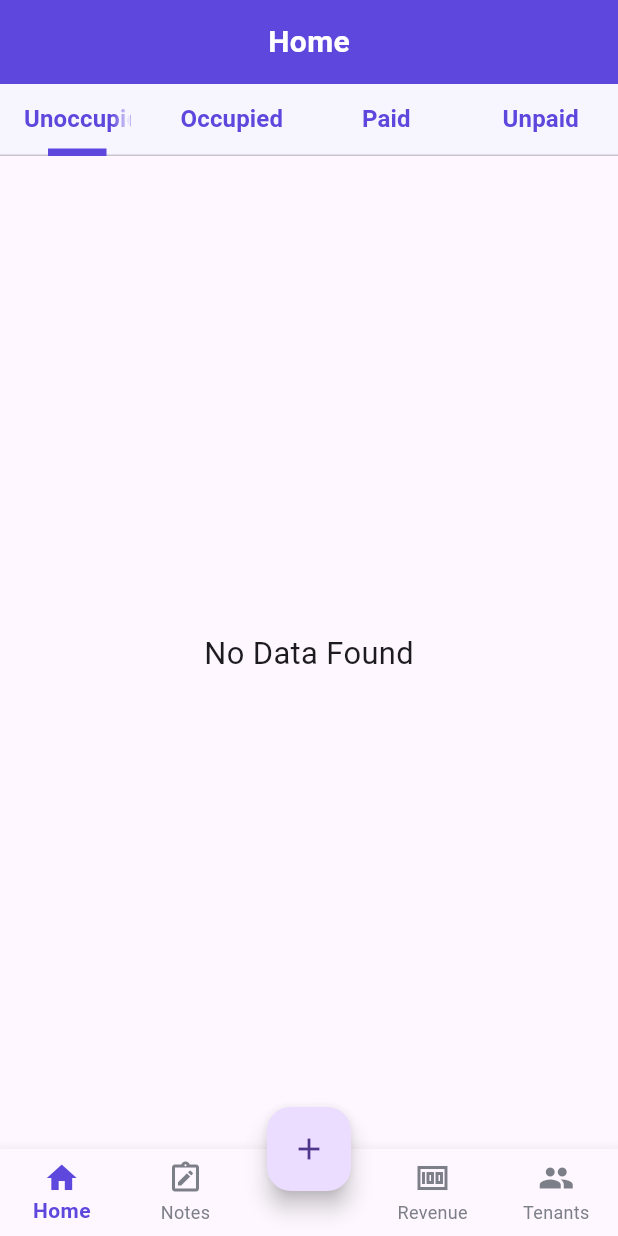
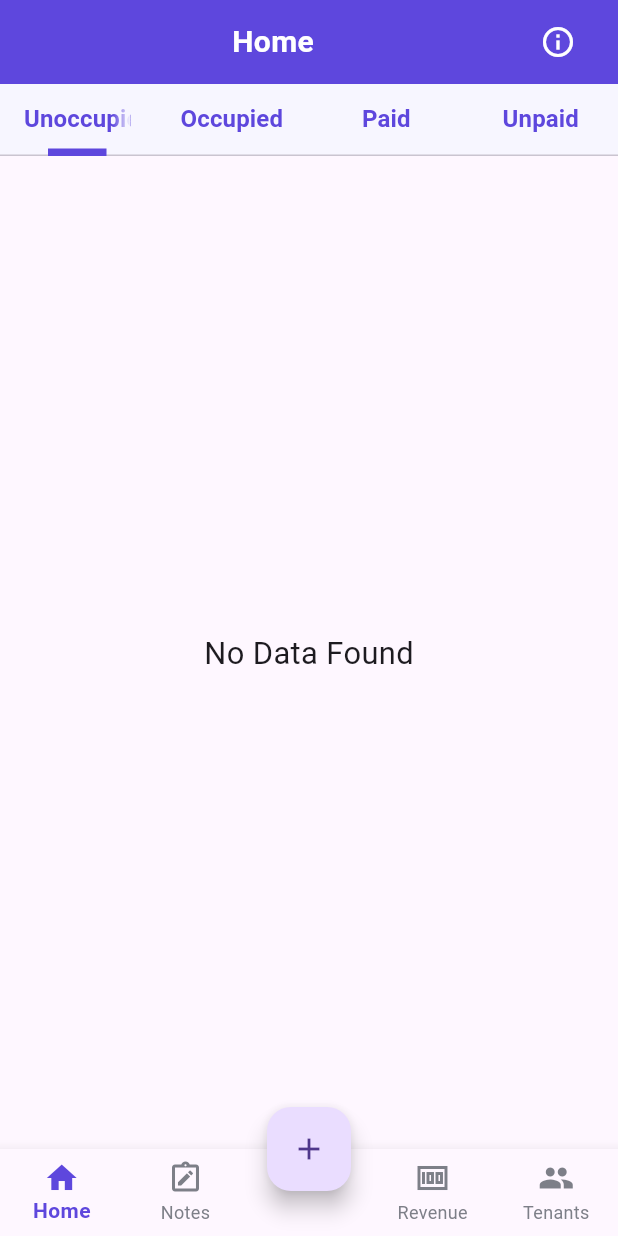
Before and after one commit to Hrithunath/room_rent_app, a Flutter app: the screen it shows after launch, on a phone screen of 412 x 824 dp. Run offline on Flutter 3.47's test engine with Material 3 defaults, Android fonts, the phone set to English and light mode, and no system bars; our stand-ins replace hive, hive_flutter, image_picker; missing offline and left inert: flutter_easy_search_bar; accounts and stored records are empty.

Commit message:
updated ui design and privacy policies

```diff
--- a/lib/screens/Home/home.dart
+++ b/lib/screens/Home/home.dart
@@ -3,8 +3,8 @@ import 'package:room_rent_app/category/occupied.dart';
 import 'package:room_rent_app/category/paid.dart';
 import 'package:room_rent_app/category/unoccupied.dart';
 import 'package:room_rent_app/category/unpaid.dart';
+import 'package:room_rent_app/screens/About.dart/about.dart';
 import 'package:room_rent_app/screens/notes/notes.dart';
-import 'package:room_rent_app/screens/About.dart/about.dart';
 import 'package:room_rent_app/screens/Revenue/revenue.dart';
 import 'package:room_rent_app/screens/room/add_room.dart';
 import 'package:room_rent_app/screens/user/user_list.dart';
@@ -35,13 +35,11 @@ class _HomeState extends State<Home> with SingleTickerProviderStateMixin {
     );
   }
 
-  // Return the appropriate screen widget for the selected index
   Widget _getScreen(int index) {
     switch (index) {
-      case 0: // Home with TabBar
+      case 0:
         return Column(
           children: [
-            // Home AppBar with TabBar
             Container(
               color: const Color(0xffF7F6FF),
               child: Column(
@@ -49,17 +47,31 @@ class _HomeState extends State<Home> with SingleTickerProviderStateMixin {
                  Container(
   height: 56,
   color: const Color(0xFF5E47DD),
-            alignment: Alignment.centerLeft,
   padding: const EdgeInsets.symmetric(horizontal: 16),
+  child: Row(
+    children: [
+      Expanded(
         child: Center(
-              child: const Text(
+          child: Text(
             "Home",
-                style: TextStyle(
+            style: const TextStyle(
               fontSize: 20,
               fontWeight: FontWeight.bold,
-                  color: Colors.white
+              color: Colors.white,
             ),
           ),
+        ),
+      ),
+      IconButton(
+        icon: const Icon(Icons.info_outline, color: Colors.white),
+        onPressed: () {
+          Navigator.push(
+            context,
+            MaterialPageRoute(builder: (context) => const AboutApp()),
+          );
+        },
+      ),
+    ],
   ),
 ),
 
@@ -73,7 +85,8 @@ class _HomeState extends State<Home> with SingleTickerProviderStateMixin {
                       fontWeight: FontWeight.bold,
                     ),
                     indicator: const UnderlineTabIndicator(
-                      borderSide: BorderSide(width: 5, color: Color(0xFF5E47DD)),
+                      borderSide:
+                          BorderSide(width: 5, color: Color(0xFF5E47DD)),
                       insets: EdgeInsets.symmetric(horizontal: 50),
                     ),
                     tabs: const [
@@ -119,11 +132,7 @@ class _HomeState extends State<Home> with SingleTickerProviderStateMixin {
     return SafeArea(
       child: Scaffold(
         // Root Scaffold without AppBar
-        body:
-
-
-
-        _getScreen(_selectedIndex),
+        body: _getScreen(_selectedIndex),
         bottomNavigationBar: BottomNavigationBar(
           type: BottomNavigationBarType.fixed,
           currentIndex: _selectedIndex,
@@ -145,7 +154,8 @@ class _HomeState extends State<Home> with SingleTickerProviderStateMixin {
             BottomNavigationBarItem(
                 icon: Icon(Icons.note_alt_outlined), label: "Notes"),
             BottomNavigationBarItem(icon: SizedBox(width: 60), label: ''),
-            BottomNavigationBarItem(icon: Icon(Icons.money_sharp), label: "Revenue"),
+            BottomNavigationBarItem(
+                icon: Icon(Icons.money_sharp), label: "Revenue"),
             BottomNavigationBarItem(icon: Icon(Icons.people), label: "Tenants"),
           ],
         ),
```
Also changed, not shown: lib/screens/About.dart/about.dart (+5 -23 lines), lib/screens/About.dart/developer_information.dart (+4 -23 lines), lib/screens/Home/splash.dart (+10 -5 lines), 129 other files. Lines whose indentation alone changed are shown as unchanged.
